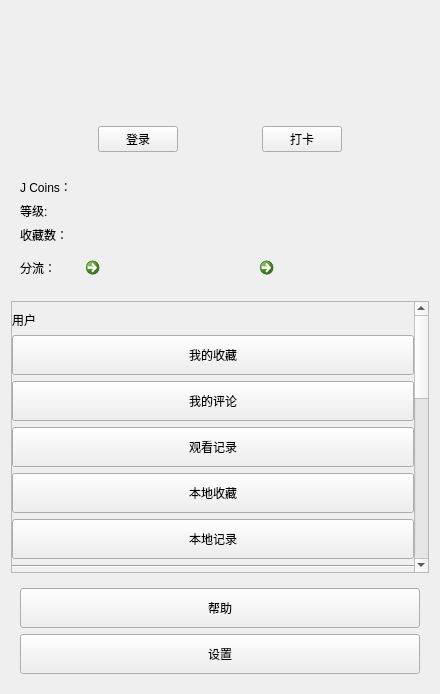
tonquer/JMComic-qt, file ui/component/ui_navigation.ui: the form before one commit.
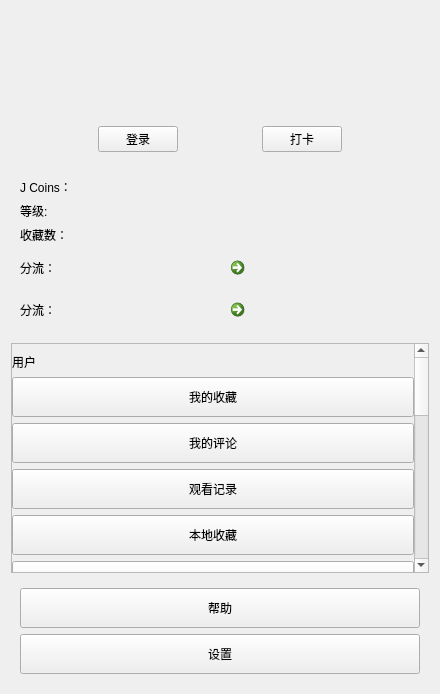
The form after the commit. Icons and pictures are not drawn. Custom widgets are drawn as their Qt base class.

The edit to the form file:
```diff
--- a/ui/component/ui_navigation.ui
+++ b/ui/component/ui_navigation.ui
@@ -177,6 +177,17 @@
           </property>
          </widget>
         </item>
+       </layout>
+      </item>
+      <item>
+       <layout class="QHBoxLayout" name="horizontalLayout_7">
+        <item>
+         <widget class="QLabel" name="label_5">
+          <property name="text">
+           <string>分流：</string>
+          </property>
+         </widget>
+        </item>
         <item>
          <widget class="QCommandLinkButton" name="proxyImgName">
           <property name="text">
```
